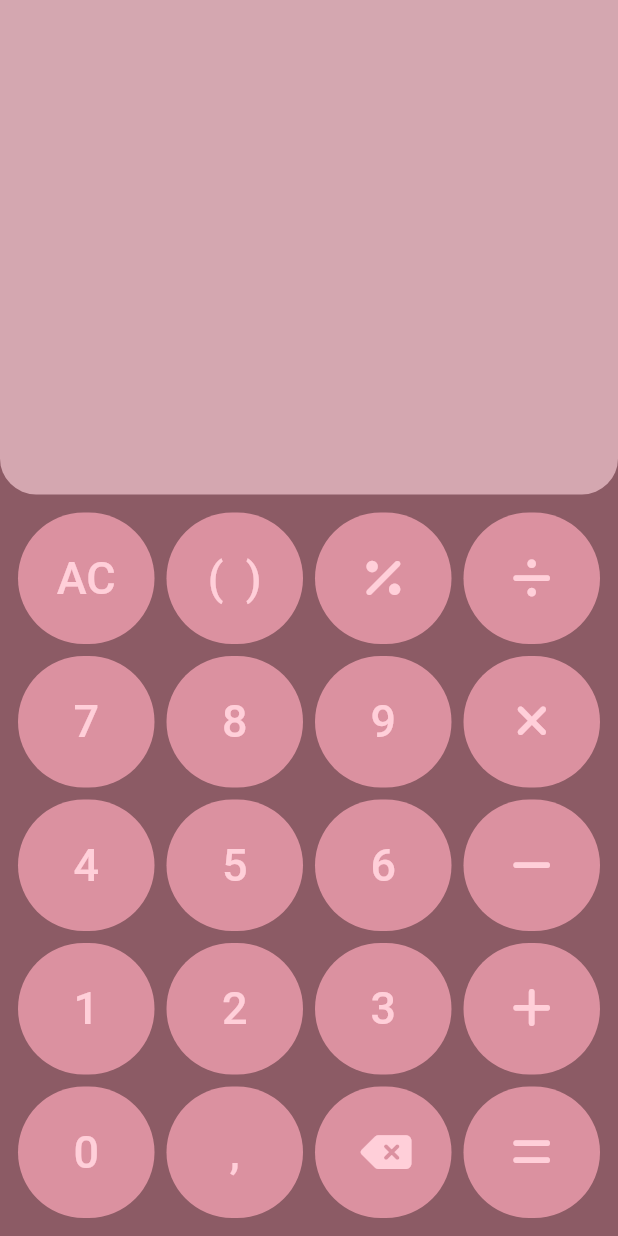
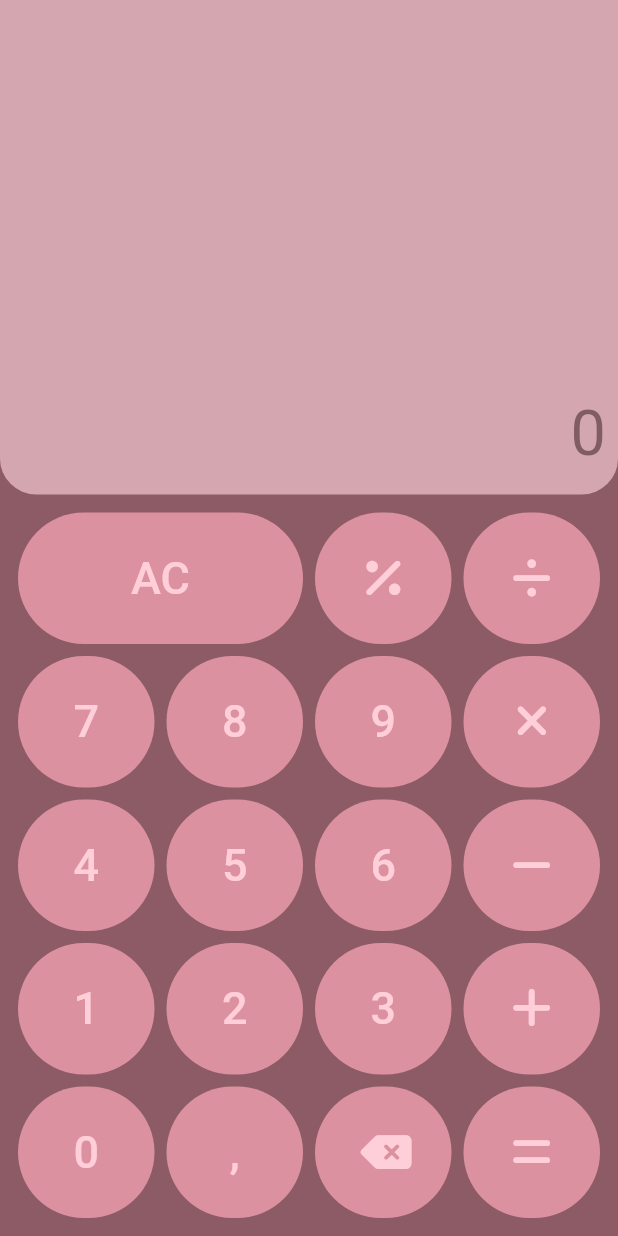
Before and after one commit to TheuFerreira/Flutter-Calcute, a Flutter app: the screen it shows after launch, on a phone screen of 412 x 824 dp. Run offline on Flutter 3.47's test engine with Material 2 defaults, Android fonts, the phone set to English and light mode, and no system bars; our stand-ins replace flutter_mobx, font_awesome_flutter, mobx; generated files the repository leaves out were written again.

Commit message:
Removed '( )' option

```diff
--- a/lib/app/pages/default/components/action_button_component.dart
+++ b/lib/app/pages/default/components/action_button_component.dart
@@ -6,6 +6,7 @@ class ActionButtonComponent extends StatelessWidget {
   final IconData? icon;
   final ButtonType type;
   final dynamic result;
+  final int flex;
   final void Function(dynamic value, ButtonType type)? onTap;
   const ActionButtonComponent({
     super.key,
@@ -14,12 +15,14 @@ class ActionButtonComponent extends StatelessWidget {
     this.onTap,
     required this.type,
     required this.result,
+    this.flex = 1,
   });
 
   @override
   Widget build(BuildContext context) {
     final isText = icon == null;
     return Expanded(
+      flex: flex,
       child: Padding(
         padding: const EdgeInsets.all(4.0),
         child: ElevatedButton(
--- a/lib/app/pages/default/default_controller.dart
+++ b/lib/app/pages/default/default_controller.dart
@@ -13,7 +13,7 @@ class DefaultController = DefaultControllerBase with _$DefaultController;
 
 abstract class DefaultControllerBase with Store {
   @observable
-  String resultText = '';
+  String resultText = '0';
 
   @observable
   ObservableList<ValueField> valueFields = ObservableList();
--- a/lib/app/pages/default/default_page.dart
+++ b/lib/app/pages/default/default_page.dart
@@ -98,12 +98,7 @@ class _DefaultPageState extends State<DefaultPage> {
                           type: ButtonType.clear,
                           result: null,
                           onTap: controller.onTapButton,
-                        ),
-                        ActionButtonComponent(
-                          text: '(  )',
-                          type: ButtonType.operation,
-                          result: null,
-                          onTap: (value, type) {},
+                          flex: 2,
                         ),
                         ActionButtonComponent(
                           icon: FontAwesomeIcons.percent,
```
